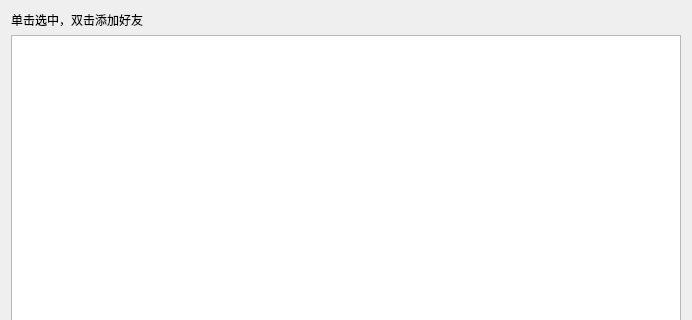
First picture: the form in Client/onlineuser.ui, repository 23Lm-star/QT-, before the edit; both pictures show x 0 to 692 and y 0 to 320 of the 692 by 852 pixel window.
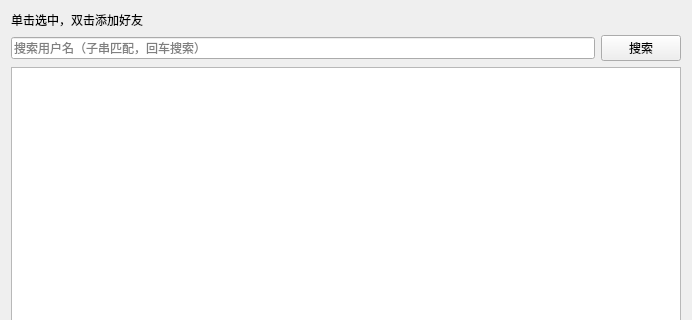
Second picture: the form after the edit. Icons and pictures are not drawn.

Commit message: feat(list): REQ-PAGE-FETCH-002 M2 桌面端——所有用户窗口搜索框（回车/按钮、≤31字节拦截、翻页携带关键词、封顶提示）；好友页加载更多真分页（编号跨页连续、刷新/删友/加友重置第0页、封顶首页弹窗）；两端 PDU 日志按新布局打印关键词/total/has_more/capped；两端 Release 构建通过、探针 32/32 与 001 36/36 复跑通过；GUI 待人工

```diff
--- a/Client/onlineuser.ui
+++ b/Client/onlineuser.ui
@@ -28,6 +28,24 @@
      </property>
     </widget>
    </item>
+   <item>
+    <layout class="QHBoxLayout" name="searchLayout">
+     <item>
+      <widget class="QLineEdit" name="search_LE">
+       <property name="placeholderText">
+        <string>搜索用户名（子串匹配，回车搜索）</string>
+       </property>
+      </widget>
+     </item>
+     <item>
+      <widget class="QPushButton" name="search_PB">
+       <property name="text">
+        <string>搜索</string>
+       </property>
+      </widget>
+     </item>
+    </layout>
+   </item>
    <item>
     <widget class="QListWidget" name="listWidget"/>
    </item>
```
The commit also changes 8 other files.
